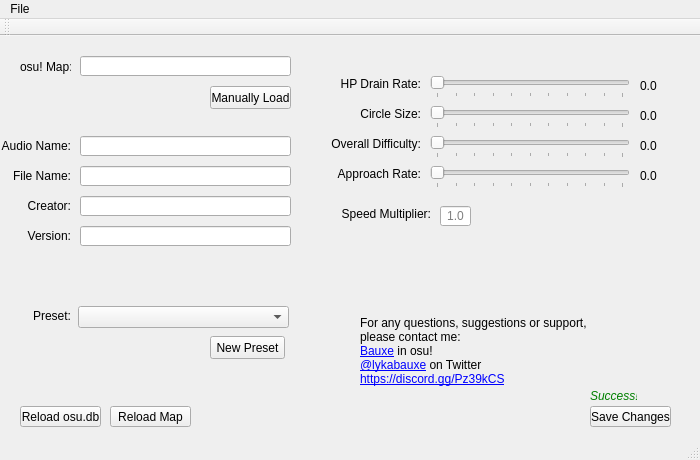
Qt form practosu/practosu.ui (Chris-SG/practosu) before a commit.
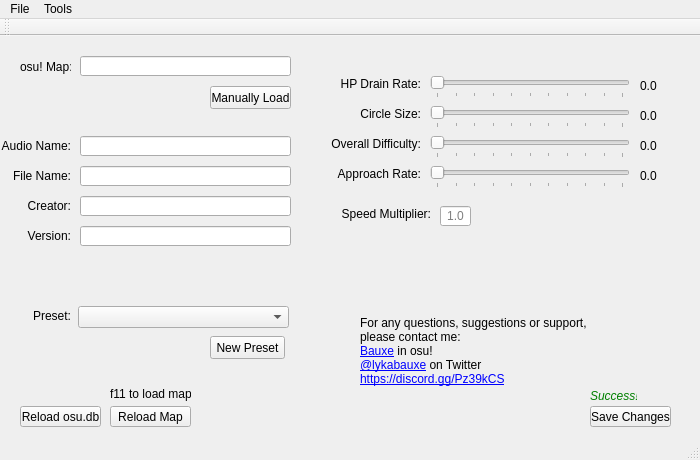
The same form after that commit.

Commit message: Change osutools code style. Add audio clearer tool. Add additional comments. Add readme.

Patch:
```diff
--- a/practosu/practosu.ui
+++ b/practosu/practosu.ui
@@ -553,6 +553,19 @@
      <string>Success!</string>
     </property>
    </widget>
+   <widget class="QLabel" name="label_13">
+    <property name="geometry">
+     <rect>
+      <x>110</x>
+      <y>350</y>
+      <width>81</width>
+      <height>16</height>
+     </rect>
+    </property>
+    <property name="text">
+     <string>f11 to load map</string>
+    </property>
+   </widget>
   </widget>
   <widget class="QMenuBar" name="menuBar">
    <property name="geometry">
@@ -569,7 +582,14 @@
     </property>
     <addaction name="actionQuit"/>
    </widget>
+   <widget class="QMenu" name="menuTools">
+    <property name="title">
+     <string>Tools</string>
+    </property>
+    <addaction name="audioFileCleaner"/>
+   </widget>
    <addaction name="menuFile"/>
+   <addaction name="menuTools"/>
   </widget>
   <widget class="QToolBar" name="mainToolBar">
    <attribute name="toolBarArea">
```
Left out of the diff: 5 changed lines with no effect on the pictures. The commit also changes 21 other files.
